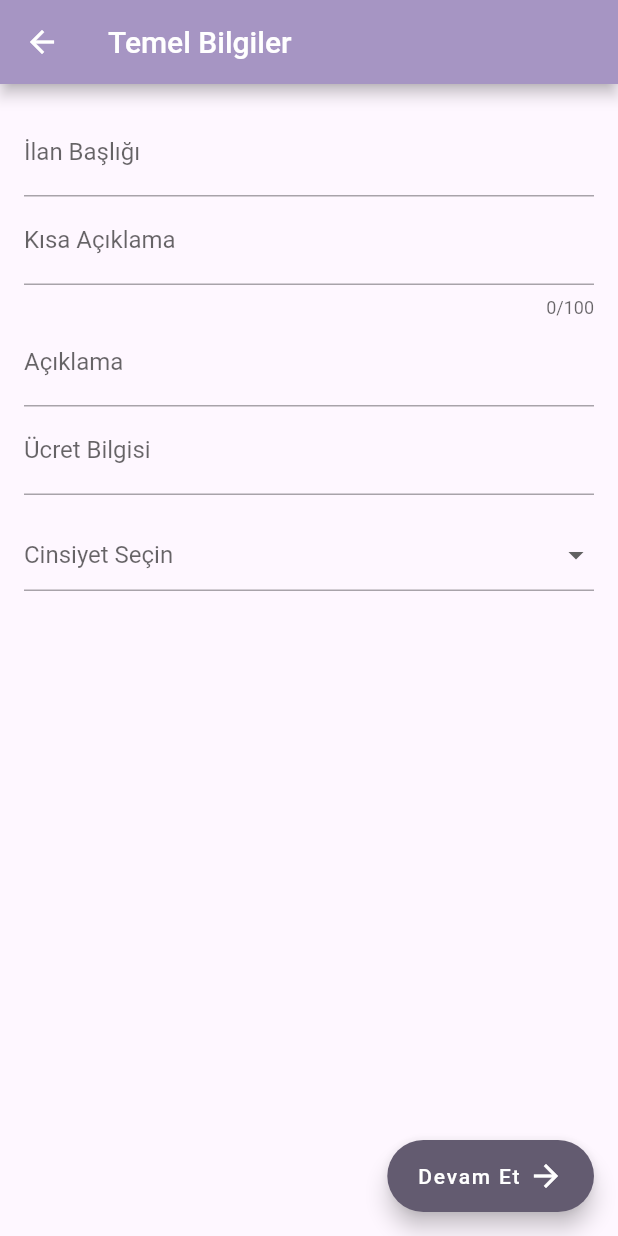
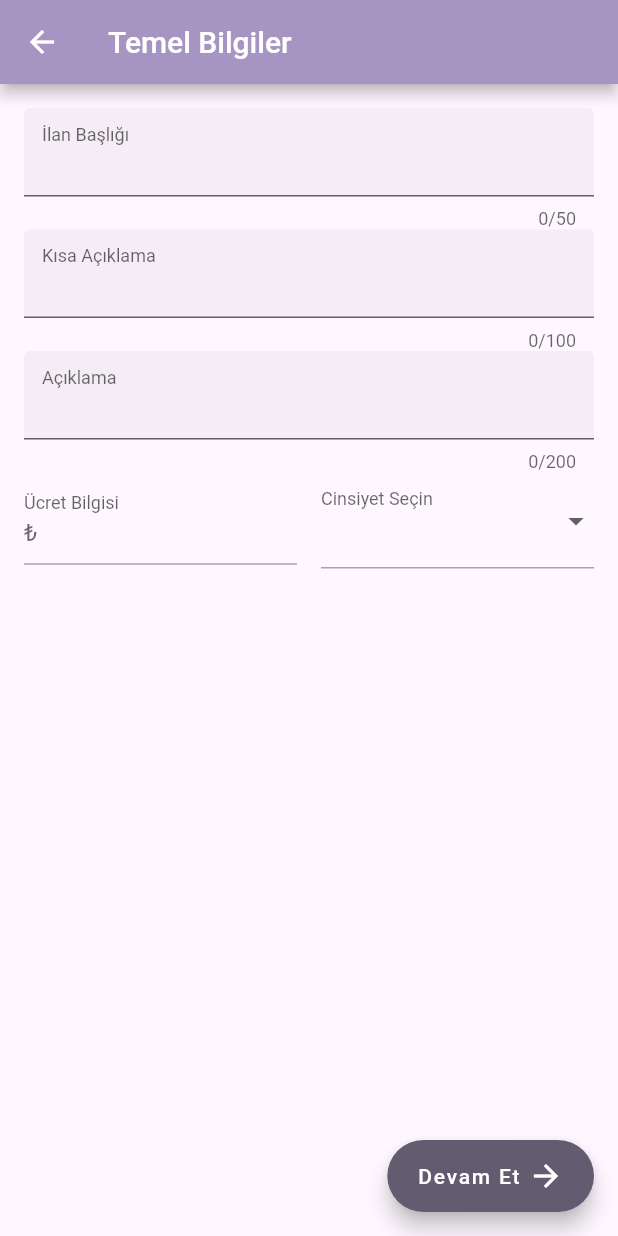
Before and after one commit to feyza12345/f_151, a Flutter app: the BasicInformation screen opened directly with sample values from the repository, on a phone screen of 412 x 824 dp. Run offline on Flutter 3.47's test engine with Material 2 defaults, Android fonts, the phone set to English and light mode, and no system bars; our stand-ins replace cloud_firestore, firebase_auth, firebase_core, firebase_storage, flutter_animate, flutter_bloc and 2 more; missing offline and left inert: onesignal_flutter; accounts and stored records are empty.

Commit message:
basic information UI güncellemesi

```diff
--- a/lib/pages/home/profile/create_advertisement/basic_information.dart
+++ b/lib/pages/home/profile/create_advertisement/basic_information.dart
@@ -44,6 +44,8 @@ class _BasicInformationState extends State<BasicInformation> {
               controller: titleController,
               decoration: const InputDecoration(
                 labelText: 'İlan Başlığı',
+                filled: true,
+                floatingLabelBehavior: FloatingLabelBehavior.always,
               ),
               validator: (value) {
                 if (value == null || value.isEmpty) {
@@ -53,11 +55,15 @@ class _BasicInformationState extends State<BasicInformation> {
                 }
                 return null;
               },
+              maxLength: 50,
+              maxLengthEnforcement: MaxLengthEnforcement.enforced,
             ),
             TextFormField(
               controller: shortDescriptionController,
               decoration: const InputDecoration(
                 labelText: 'Kısa Açıklama',
+                filled: true,
+                floatingLabelBehavior: FloatingLabelBehavior.always,
               ),
               validator: (value) {
                 if (value == null || value.isEmpty) {
@@ -75,6 +81,8 @@ class _BasicInformationState extends State<BasicInformation> {
               maxLines: null, // Bu satırı ekleyin
               decoration: const InputDecoration(
                 labelText: 'Açıklama',
+                filled: true,
+                floatingLabelBehavior: FloatingLabelBehavior.always,
               ),
               validator: (value) {
                 if (value == null || value.isEmpty) {
@@ -84,13 +92,21 @@ class _BasicInformationState extends State<BasicInformation> {
                 }
                 return null;
               },
+              maxLength: 200,
+              maxLengthEnforcement: MaxLengthEnforcement.enforced,
             ),
-            TextFormField(
+            Row(
+              children: [
+                Expanded(
+                  child: TextFormField(
                     controller: feeController,
                     keyboardType: TextInputType.number,
                     inputFormatters: [FilteringTextInputFormatter.digitsOnly],
                     decoration: const InputDecoration(
-                  labelText: 'Ücret Bilgisi', prefix: Text('₺')),
+                      labelText: 'Ücret Bilgisi',
+                      floatingLabelBehavior: FloatingLabelBehavior.always,
+                      prefix: Text('₺'),
+                    ),
                     validator: (value) {
                       if (value == null || value.isEmpty) {
                         return 'Ücret bilgisi boş olamaz';
@@ -98,23 +114,33 @@ class _BasicInformationState extends State<BasicInformation> {
                       return null;
                     },
                   ),
-            const SizedBox(height: 16),
-            DropdownButtonFormField<Gender>(
+                ),
+                const SizedBox(width: 16),
+                Expanded(
+                  child: DropdownButtonFormField<Gender>(
                     value: gender,
                     items: Gender.values
-                  .map((e) => DropdownMenuItem(
+                        .map(
+                          (e) => DropdownMenuItem(
                             value: e,
                             child: Text(e.name),
-                      ))
+                          ),
+                        )
                         .toList(),
                     onChanged: (value) => setState(() => gender = value!),
-              hint: const Text('Cinsiyet Seçin'),
+                    decoration: const InputDecoration(
+                      labelText: 'Cinsiyet Seçin',
+                      floatingLabelBehavior: FloatingLabelBehavior.always,
+                    ),
                     validator: (value) {
                       if (value == null) {
                         return 'Cinsiyet seçimi yapılmalıdır';
                       }
                       return null;
                     },
+                  ),
+                ),
+              ],
             ),
           ],
         ),
```
Lines whose indentation alone changed are shown as unchanged.
